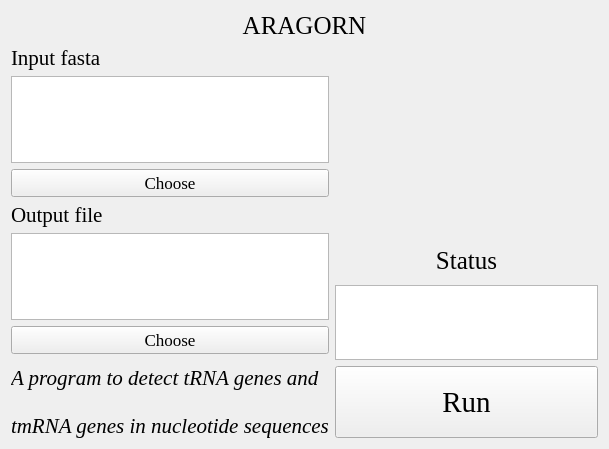
First picture: the form in ARAGORN.ui, repository hzaurzli/MicroWorldOmics, before the edit.
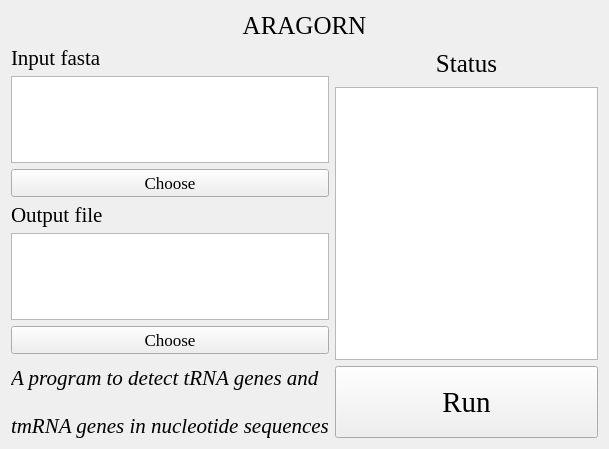
Second picture: the form after the edit. Icons and pictures are not drawn.

```diff
--- a/ARAGORN.ui
+++ b/ARAGORN.ui
@@ -214,15 +214,21 @@
     </layout>
    </item>
    <item row="1" column="2" rowspan="2" colspan="2">
-    <layout class="QGridLayout" name="gridLayout_3" rowstretch="5,1,2">
-     <item row="1" column="0">
+    <layout class="QGridLayout" name="gridLayout_3" rowstretch="5,0">
+     <item row="0" column="0">
       <widget class="QLabel" name="label_4">
        <property name="sizePolicy">
-        <sizepolicy hsizetype="Expanding" vsizetype="Expanding">
+        <sizepolicy hsizetype="Expanding" vsizetype="MinimumExpanding">
          <horstretch>0</horstretch>
          <verstretch>0</verstretch>
         </sizepolicy>
        </property>
+       <property name="maximumSize">
+        <size>
+         <width>16777215</width>
+         <height>35</height>
+        </size>
+       </property>
        <property name="font">
         <font>
          <family>Times New Roman</family>
@@ -237,32 +243,13 @@
        </property>
       </widget>
      </item>
-     <item row="2" column="0">
+     <item row="1" column="0">
       <widget class="QTextBrowser" name="textBrowser">
        <property name="styleSheet">
         <string notr="true">background-image: url(D:/Documents/Desktop/white.png)</string>
        </property>
       </widget>
      </item>
-     <item row="0" column="0">
-      <widget class="QLabel" name="label_5">
-       <property name="sizePolicy">
-        <sizepolicy hsizetype="Expanding" vsizetype="Expanding">
-         <horstretch>0</horstretch>
-         <verstretch>0</verstretch>
-        </sizepolicy>
-       </property>
-       <property name="text">
-        <string/>
-       </property>
-       <property name="pixmap">
-        <pixmap>logo/background_page.png</pixmap>
-       </property>
-       <property name="scaledContents">
-        <bool>true</bool>
-       </property>
-      </widget>
-     </item>
     </layout>
    </item>
   </layout>
```
